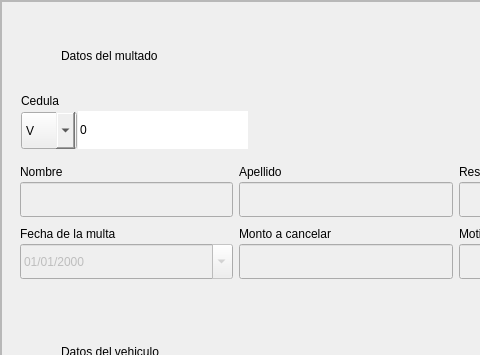
Old version of the form src/ui/pantalla_multados_view.ui in the repository Enmanuel-86/MultasLoader; both pictures show x 0 to 480 and y 0 to 355 of the 1316 by 878 pixel window.
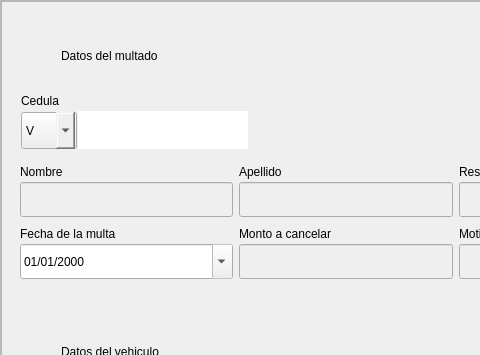
New version of the form. Icons and pictures are not drawn.

Commit message: se agrego un tableview para  mostrar los multados en espera

```diff
--- a/src/ui/pantalla_multados_view.ui
+++ b/src/ui/pantalla_multados_view.ui
@@ -289,13 +289,7 @@
                       <number>0</number>
                      </property>
                      <item>
-                      <widget class="QSpinBox" name="spinBox_cedula">
-                       <property name="minimumSize">
-                        <size>
-                         <width>170</width>
-                         <height>38</height>
-                        </size>
-                       </property>
+                      <widget class="QLineEdit" name="lineEdit_cedula">
                        <property name="maximumSize">
                         <size>
                          <width>170</width>
@@ -303,41 +297,11 @@
                         </size>
                        </property>
                        <property name="styleSheet">
-                        <string notr="true">QSpinBox{
+                        <string notr="true">QLineEdit{
 	border-top-right-radius:0px;
 	border-bottom-right-radius:0px;
 }</string>
                        </property>
-                       <property name="wrapping">
-                        <bool>false</bool>
-                       </property>
-                       <property name="frame">
-                        <bool>false</bool>
-                       </property>
-                       <property name="buttonSymbols">
-                        <enum>QAbstractSpinBox::NoButtons</enum>
-                       </property>
-                       <property name="accelerated">
-                        <bool>false</bool>
-                       </property>
-                       <property name="correctionMode">
-                        <enum>QAbstractSpinBox::CorrectToNearestValue</enum>
-                       </property>
-                       <property name="keyboardTracking">
-                        <bool>true</bool>
-                       </property>
-                       <property name="showGroupSeparator" stdset="0">
-                        <bool>true</bool>
-                       </property>
-                       <property name="maximum">
-                        <number>999999999</number>
-                       </property>
-                       <property name="singleStep">
-                        <number>0</number>
-                       </property>
-                       <property name="stepType">
-                        <enum>QAbstractSpinBox::DefaultStepType</enum>
-                       </property>
                       </widget>
                      </item>
                      <item>
@@ -612,7 +576,7 @@
                       <item>
                        <widget class="QDateEdit" name="dateEdit_fecha_multa">
                         <property name="enabled">
-                         <bool>false</bool>
+                         <bool>true</bool>
                         </property>
                         <property name="minimumSize">
                          <size>
@@ -626,6 +590,9 @@
                           <height>50</height>
                          </size>
                         </property>
+                        <property name="readOnly">
+                         <bool>true</bool>
+                        </property>
                         <property name="displayFormat">
                          <string>MM/dd/yyyy</string>
                         </property>
```
Left out of the diff: 3 changed lines with no effect on the pictures. The commit also changes 1 other file.
